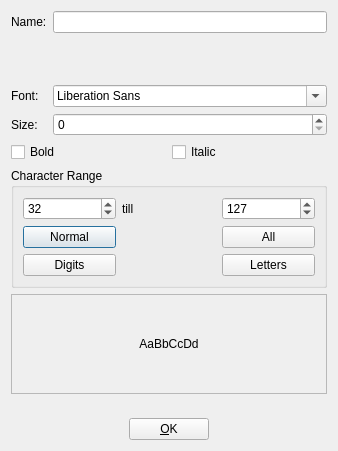
The window that dialogs/fontpropertiesdialog.ui (0xFEEDC0DE64/QtGameMaker) describes before a commit, drawn with Qt 5.
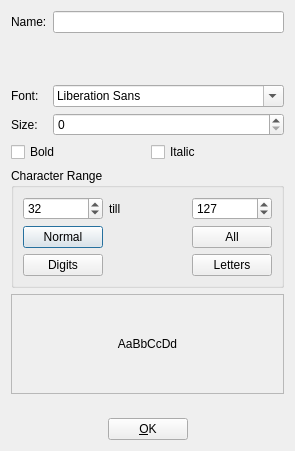
The same window after the commit. Icons and pictures are not drawn.

Diff of the .ui file:
```diff
--- a/dialogs/fontpropertiesdialog.ui
+++ b/dialogs/fontpropertiesdialog.ui
@@ -6,7 +6,7 @@
    <rect>
     <x>0</x>
     <y>0</y>
-    <width>338</width>
+    <width>266</width>
     <height>451</height>
    </rect>
   </property>
```
Left out of the diff: 7 changed lines with no effect on the pictures.
